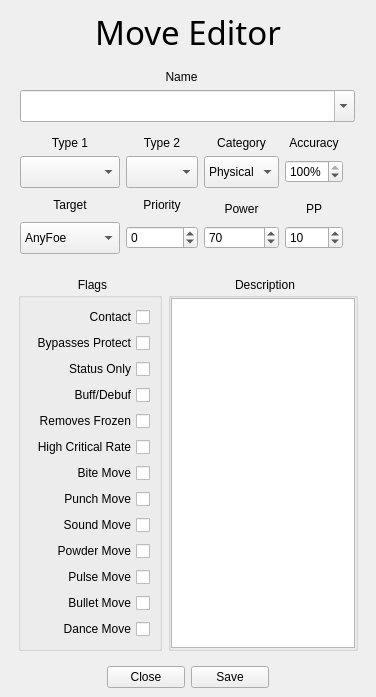
Before: the Qt Designer form moves/design.ui in LyonSyonII/Pokemon-GUI-Editors, drawn with Qt 5.
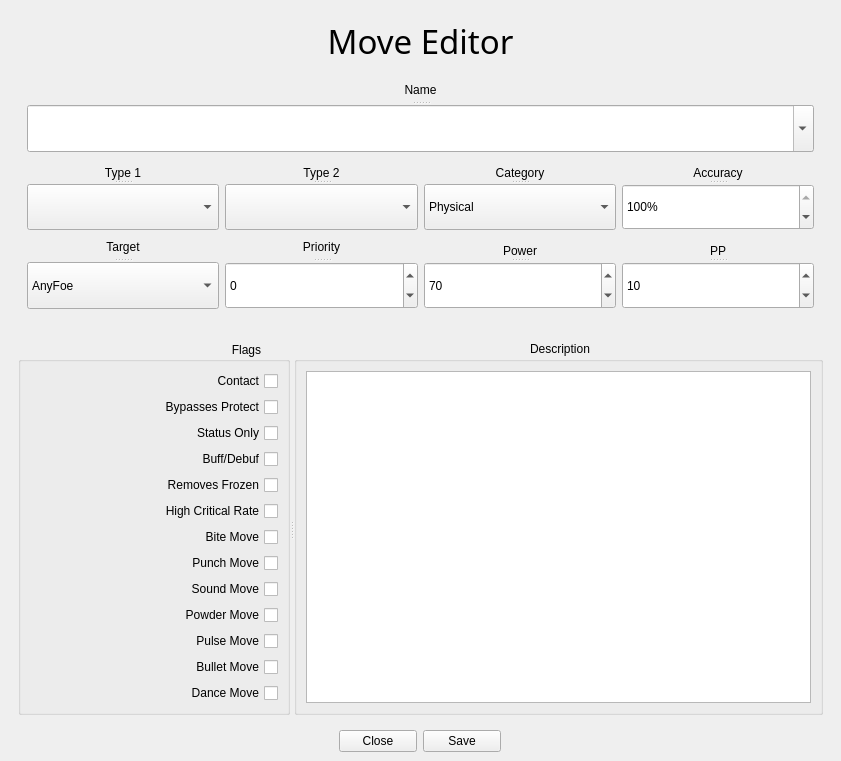
After: the same form once the commit is applied.

Patch:
```diff
--- a/moves/design.ui
+++ b/moves/design.ui
@@ -6,8 +6,8 @@
    <rect>
     <x>0</x>
     <y>0</y>
-    <width>376</width>
-    <height>697</height>
+    <width>841</width>
+    <height>761</height>
    </rect>
   </property>
   <property name="minimumSize">
@@ -16,12 +16,6 @@
     <height>697</height>
    </size>
   </property>
-  <property name="maximumSize">
-   <size>
-    <width>376</width>
-    <height>697</height>
-   </size>
-  </property>
   <property name="windowTitle">
    <string>MainWindow</string>
   </property>
@@ -29,6 +23,15 @@
    <bool>false</bool>
   </property>
   <widget class="QWidget" name="centralwidget">
+   <layout class="QVBoxLayout" name="verticalLayout_12">
+    <item>
+     <widget class="QWidget" name="widget" native="true">
+      <property name="maximumSize">
+       <size>
+        <width>16777215</width>
+        <height>370</height>
+       </size>
+      </property>
    <layout class="QVBoxLayout" name="verticalLayout_2">
     <item>
      <widget class="QLabel" name="ATitle">
@@ -38,6 +41,12 @@
         <verstretch>0</verstretch>
        </sizepolicy>
       </property>
+         <property name="maximumSize">
+          <size>
+           <width>16777215</width>
+           <height>50</height>
+          </size>
+         </property>
       <property name="font">
        <font>
         <family>Neo Euler</family>
@@ -52,8 +61,8 @@
       </property>
      </widget>
     </item>
-    <item alignment="Qt::AlignHCenter">
-     <widget class="QWidget" name="widget" native="true">
+       <item>
+        <widget class="QWidget" name="fields" native="true">
       <property name="sizePolicy">
        <sizepolicy hsizetype="Preferred" vsizetype="Preferred">
         <horstretch>0</horstretch>
@@ -61,63 +70,17 @@
        </sizepolicy>
       </property>
       <layout class="QGridLayout" name="gridLayout">
-       <property name="leftMargin">
-        <number>0</number>
-       </property>
-       <property name="rightMargin">
-        <number>0</number>
-       </property>
-       <item row="3" column="0">
-        <widget class="QLabel" name="label_2">
-         <property name="minimumSize">
-          <size>
-           <width>0</width>
-           <height>22</height>
-          </size>
-         </property>
+          <item row="1" column="2">
+           <widget class="QSplitter" name="splitter_9">
          <property name="maximumSize">
           <size>
            <width>16777215</width>
-           <height>22</height>
-          </size>
-         </property>
-         <property name="text">
-          <string>Type 1</string>
-         </property>
-         <property name="alignment">
-          <set>Qt::AlignBottom|Qt::AlignHCenter</set>
-         </property>
-        </widget>
-       </item>
-       <item row="4" column="1">
-        <widget class="QComboBox" name="type2">
-         <property name="sizePolicy">
-          <sizepolicy hsizetype="Preferred" vsizetype="Fixed">
-           <horstretch>0</horstretch>
-           <verstretch>0</verstretch>
-          </sizepolicy>
-         </property>
-         <property name="minimumSize">
-          <size>
-           <width>0</width>
-           <height>32</height>
-          </size>
-         </property>
-         <property name="toolTip">
-          <string>&lt;html&gt;&lt;head/&gt;&lt;body&gt;&lt;p&gt;First Type&lt;/p&gt;&lt;/body&gt;&lt;/html&gt;</string>
-         </property>
-         <property name="currentIndex">
-          <number>-1</number>
-         </property>
-         <property name="placeholderText">
-          <string>None</string>
-         </property>
-         <property name="duplicatesEnabled">
-          <bool>false</bool>
-         </property>
-        </widget>
-       </item>
-       <item row="3" column="2">
+              <height>73</height>
+             </size>
+            </property>
+            <property name="orientation">
+             <enum>Qt::Vertical</enum>
+            </property>
         <widget class="QLabel" name="label_5">
          <property name="minimumSize">
           <size>
@@ -138,9 +101,7 @@
           <set>Qt::AlignBottom|Qt::AlignHCenter</set>
          </property>
         </widget>
-       </item>
-       <item row="4" column="0">
-        <widget class="QComboBox" name="type1">
+            <widget class="QComboBox" name="combo_category">
          <property name="sizePolicy">
           <sizepolicy hsizetype="Preferred" vsizetype="Fixed">
            <horstretch>0</horstretch>
@@ -153,41 +114,115 @@
            <height>32</height>
           </size>
          </property>
-         <property name="toolTip">
-          <string>&lt;html&gt;&lt;head/&gt;&lt;body&gt;&lt;p&gt;First Type&lt;/p&gt;&lt;/body&gt;&lt;/html&gt;</string>
-         </property>
-         <property name="currentIndex">
-          <number>-1</number>
-         </property>
-         <property name="placeholderText">
-          <string>None</string>
-         </property>
-        </widget>
-       </item>
-       <item row="4" column="3">
-        <widget class="QSpinBox" name="accuracy">
+             <property name="maximumSize">
+              <size>
+               <width>16777215</width>
+               <height>50</height>
+              </size>
+             </property>
+             <property name="sizeAdjustPolicy">
+              <enum>QComboBox::AdjustToContents</enum>
+             </property>
+             <item>
+              <property name="text">
+               <string>Physical</string>
+              </property>
+             </item>
+             <item>
+              <property name="text">
+               <string>Special</string>
+              </property>
+             </item>
+             <item>
+              <property name="text">
+               <string>Status</string>
+              </property>
+             </item>
+            </widget>
+           </widget>
+          </item>
+          <item row="2" column="3">
+           <widget class="QSplitter" name="splitter_7">
+            <property name="maximumSize">
+             <size>
+              <width>16777215</width>
+              <height>73</height>
+             </size>
+            </property>
+            <property name="orientation">
+             <enum>Qt::Vertical</enum>
+            </property>
+            <widget class="QLabel" name="label_6">
+             <property name="minimumSize">
+              <size>
+               <width>0</width>
+               <height>22</height>
+              </size>
+             </property>
+             <property name="maximumSize">
+              <size>
+               <width>16777215</width>
+               <height>22</height>
+              </size>
+             </property>
+             <property name="text">
+              <string>PP</string>
+             </property>
+             <property name="alignment">
+              <set>Qt::AlignBottom|Qt::AlignHCenter</set>
+             </property>
+            </widget>
+            <widget class="QSpinBox" name="spin_pp">
          <property name="sizePolicy">
           <sizepolicy hsizetype="Preferred" vsizetype="Fixed">
            <horstretch>0</horstretch>
            <verstretch>0</verstretch>
           </sizepolicy>
          </property>
-         <property name="suffix">
-          <string>%</string>
-         </property>
-         <property name="maximum">
-          <number>100</number>
-         </property>
-         <property name="singleStep">
-          <number>10</number>
+             <property name="maximumSize">
+              <size>
+               <width>16777215</width>
+               <height>50</height>
+              </size>
          </property>
          <property name="value">
-          <number>100</number>
-         </property>
-        </widget>
-       </item>
-       <item row="1" column="0" colspan="6">
-        <widget class="QComboBox" name="name">
+              <number>10</number>
+             </property>
+            </widget>
+           </widget>
+          </item>
+          <item row="0" column="0" colspan="4">
+           <widget class="QSplitter" name="splitter_3">
+            <property name="maximumSize">
+             <size>
+              <width>16777215</width>
+              <height>73</height>
+             </size>
+            </property>
+            <property name="orientation">
+             <enum>Qt::Vertical</enum>
+            </property>
+            <widget class="QLabel" name="label_3">
+             <property name="minimumSize">
+              <size>
+               <width>0</width>
+               <height>22</height>
+              </size>
+             </property>
+             <property name="maximumSize">
+              <size>
+               <width>16777215</width>
+               <height>22</height>
+              </size>
+             </property>
+             <property name="text">
+              <string>Name</string>
+             </property>
+             <property name="alignment">
+              <set>Qt::AlignCenter</set>
+             </property>
+            </widget>
+            <widget class="QComboBox" name="combo_name">
          <property name="minimumSize">
           <size>
            <width>150</width>
@@ -197,7 +232,7 @@
          <property name="maximumSize">
           <size>
            <width>16777215</width>
-           <height>32</height>
+               <height>50</height>
           </size>
          </property>
          <property name="editable">
@@ -207,52 +242,19 @@
           <string>Name</string>
          </property>
         </widget>
-       </item>
-       <item row="5" column="0">
-        <widget class="QLabel" name="label_9">
-         <property name="minimumSize">
-          <size>
-           <width>0</width>
-           <height>22</height>
-          </size>
-         </property>
-         <property name="maximumSize">
-          <size>
-           <width>16777215</width>
-           <height>22</height>
-          </size>
-         </property>
-         <property name="text">
-          <string>Target</string>
-         </property>
-         <property name="alignment">
-          <set>Qt::AlignCenter</set>
-         </property>
-        </widget>
-       </item>
-       <item row="5" column="1">
-        <widget class="QLabel" name="label_10">
-         <property name="minimumSize">
-          <size>
-           <width>0</width>
-           <height>22</height>
-          </size>
-         </property>
+           </widget>
+          </item>
+          <item row="1" column="1">
+           <widget class="QSplitter" name="splitter">
          <property name="maximumSize">
           <size>
            <width>16777215</width>
-           <height>22</height>
-          </size>
-         </property>
-         <property name="text">
-          <string>Priority</string>
-         </property>
-         <property name="alignment">
-          <set>Qt::AlignCenter</set>
-         </property>
-        </widget>
-       </item>
-       <item row="3" column="1">
+              <height>73</height>
+             </size>
+            </property>
+            <property name="orientation">
+             <enum>Qt::Vertical</enum>
+            </property>
         <widget class="QLabel" name="label_4">
          <property name="minimumSize">
           <size>
@@ -273,53 +275,7 @@
           <set>Qt::AlignBottom|Qt::AlignHCenter</set>
          </property>
         </widget>
-       </item>
-       <item row="3" column="3">
-        <widget class="QLabel" name="label_7">
-         <property name="minimumSize">
-          <size>
-           <width>0</width>
-           <height>22</height>
-          </size>
-         </property>
-         <property name="maximumSize">
-          <size>
-           <width>16777215</width>
-           <height>22</height>
-          </size>
-         </property>
-         <property name="text">
-          <string>Accuracy</string>
-         </property>
-         <property name="alignment">
-          <set>Qt::AlignBottom|Qt::AlignHCenter</set>
-         </property>
-        </widget>
-       </item>
-       <item row="5" column="2">
-        <widget class="QLabel" name="label">
-         <property name="minimumSize">
-          <size>
-           <width>0</width>
-           <height>22</height>
-          </size>
-         </property>
-         <property name="maximumSize">
-          <size>
-           <width>16777215</width>
-           <height>22</height>
-          </size>
-         </property>
-         <property name="text">
-          <string>Power</string>
-         </property>
-         <property name="alignment">
-          <set>Qt::AlignBottom|Qt::AlignHCenter</set>
-         </property>
-        </widget>
-       </item>
-       <item row="4" column="2">
-        <widget class="QComboBox" name="category">
+            <widget class="QComboBox" name="combo_type2">
          <property name="sizePolicy">
           <sizepolicy hsizetype="Preferred" vsizetype="Fixed">
            <horstretch>0</horstretch>
@@ -332,34 +288,80 @@
            <height>32</height>
           </size>
          </property>
-         <item>
-          <property name="text">
-           <string>Physical</string>
-          </property>
-         </item>
-         <item>
-          <property name="text">
-           <string>Special</string>
-          </property>
-         </item>
-         <item>
+             <property name="maximumSize">
+              <size>
+               <width>16777215</width>
+               <height>50</height>
+              </size>
+             </property>
+             <property name="toolTip">
+              <string>&lt;html&gt;&lt;head/&gt;&lt;body&gt;&lt;p&gt;First Type&lt;/p&gt;&lt;/body&gt;&lt;/html&gt;</string>
+             </property>
+             <property name="currentIndex">
+              <number>-1</number>
+             </property>
+             <property name="sizeAdjustPolicy">
+              <enum>QComboBox::AdjustToContents</enum>
+             </property>
+             <property name="placeholderText">
+              <string>None</string>
+             </property>
+             <property name="duplicatesEnabled">
+              <bool>false</bool>
+             </property>
+            </widget>
+           </widget>
+          </item>
+          <item row="2" column="0">
+           <widget class="QSplitter" name="splitter_4">
+            <property name="maximumSize">
+             <size>
+              <width>16777215</width>
+              <height>73</height>
+             </size>
+            </property>
+            <property name="orientation">
+             <enum>Qt::Vertical</enum>
+            </property>
+            <widget class="QLabel" name="label_9">
+             <property name="minimumSize">
+              <size>
+               <width>0</width>
+               <height>22</height>
+              </size>
+             </property>
+             <property name="maximumSize">
+              <size>
+               <width>16777215</width>
+               <height>22</height>
+              </size>
+             </property>
           <property name="text">
-           <string>Status</string>
-          </property>
-         </item>
-        </widget>
-       </item>
-       <item row="6" column="0">
-        <widget class="QComboBox" name="target">
+              <string>Target</string>
+             </property>
+             <property name="alignment">
+              <set>Qt::AlignCenter</set>
+             </property>
+            </widget>
+            <widget class="QComboBox" name="combo_target">
          <property name="minimumSize">
           <size>
            <width>100</width>
            <height>32</height>
           </size>
          </property>
+             <property name="maximumSize">
+              <size>
+               <width>16777215</width>
+               <height>50</height>
+              </size>
+             </property>
          <property name="currentIndex">
           <number>2</number>
          </property>
+             <property name="sizeAdjustPolicy">
+              <enum>QComboBox::AdjustToContents</enum>
+             </property>
          <item>
           <property name="text">
            <string>Automatic</string>
@@ -376,15 +378,52 @@
           </property>
          </item>
         </widget>
-       </item>
-       <item row="6" column="1">
-        <widget class="QSpinBox" name="priority">
+           </widget>
+          </item>
+          <item row="2" column="1">
+           <widget class="QSplitter" name="splitter_5">
+            <property name="maximumSize">
+             <size>
+              <width>16777215</width>
+              <height>73</height>
+             </size>
+            </property>
+            <property name="orientation">
+             <enum>Qt::Vertical</enum>
+            </property>
+            <widget class="QLabel" name="label_10">
+             <property name="minimumSize">
+              <size>
+               <width>0</width>
+               <height>22</height>
+              </size>
+             </property>
+             <property name="maximumSize">
+              <size>
+               <width>16777215</width>
+               <height>22</height>
+              </size>
+             </property>
+             <property name="text">
+              <string>Priority</string>
+             </property>
+             <property name="alignment">
+              <set>Qt::AlignCenter</set>
+             </property>
+            </widget>
+            <widget class="QSpinBox" name="spin_priority">
          <property name="sizePolicy">
           <sizepolicy hsizetype="Preferred" vsizetype="Fixed">
            <horstretch>0</horstretch>
            <verstretch>0</verstretch>
           </sizepolicy>
          </property>
+             <property name="maximumSize">
+              <size>
+               <width>16777215</width>
+               <height>50</height>
+              </size>
+             </property>
          <property name="minimum">
           <number>-6</number>
          </property>
@@ -395,14 +434,116 @@
           <number>0</number>
          </property>
         </widget>
-       </item>
-       <item row="6" column="2">
-        <widget class="QSpinBox" name="power">
+           </widget>
+          </item>
+          <item row="1" column="0">
+           <widget class="QSplitter" name="splitter_2">
+            <property name="maximumSize">
+             <size>
+              <width>16777215</width>
+              <height>73</height>
+             </size>
+            </property>
+            <property name="orientation">
+             <enum>Qt::Vertical</enum>
+            </property>
+            <widget class="QLabel" name="label_2">
+             <property name="minimumSize">
+              <size>
+               <width>0</width>
+               <height>22</height>
+              </size>
+             </property>
+             <property name="maximumSize">
+              <size>
+               <width>16777215</width>
+               <height>22</height>
+              </size>
+             </property>
+             <property name="text">
+              <string>Type 1</string>
+             </property>
+             <property name="alignment">
+              <set>Qt::AlignBottom|Qt::AlignHCenter</set>
+             </property>
+            </widget>
+            <widget class="QComboBox" name="combo_type1">
          <property name="sizePolicy">
           <sizepolicy hsizetype="Preferred" vsizetype="Fixed">
            <horstretch>0</horstretch>
            <verstretch>0</verstretch>
           </sizepolicy>
+             </property>
+             <property name="minimumSize">
+              <size>
+               <width>0</width>
+               <height>32</height>
+              </size>
+             </property>
+             <property name="maximumSize">
+              <size>
+               <width>16777215</width>
+               <height>50</height>
+              </size>
+             </property>
+             <property name="toolTip">
+              <string>&lt;html&gt;&lt;head/&gt;&lt;body&gt;&lt;p&gt;First Type&lt;/p&gt;&lt;/body&gt;&lt;/html&gt;</string>
+             </property>
+             <property name="currentIndex">
+              <number>-1</number>
+             </property>
+             <property name="sizeAdjustPolicy">
+              <enum>QComboBox::AdjustToContents</enum>
+             </property>
+             <property name="placeholderText">
+              <string>None</string>
+             </property>
+            </widget>
+           </widget>
+          </item>
+          <item row="2" column="2">
+           <widget class="QSplitter" name="splitter_6">
+            <property name="maximumSize">
+             <size>
+              <width>16777215</width>
+              <height>73</height>
+             </size>
+            </property>
+            <property name="orientation">
+             <enum>Qt::Vertical</enum>
+            </property>
+            <widget class="QLabel" name="label">
+             <property name="minimumSize">
+              <size>
+               <width>0</width>
+               <height>22</height>
+              </size>
+             </property>
+             <property name="maximumSize">
+              <size>
+               <width>16777215</width>
+               <height>22</height>
+              </size>
+             </property>
+             <property name="text">
+              <string>Power</string>
+             </property>
+             <property name="alignment">
+              <set>Qt::AlignBottom|Qt::AlignHCenter</set>
+             </property>
+            </widget>
+            <widget class="QSpinBox" name="spin_power">
+             <property name="sizePolicy">
+              <sizepolicy hsizetype="Preferred" vsizetype="Fixed">
+               <horstretch>0</horstretch>
+               <verstretch>0</verstretch>
+              </sizepolicy>
+             </property>
+             <property name="maximumSize">
+              <size>
+               <width>16777215</width>
+               <height>50</height>
+              </size>
          </property>
          <property name="minimum">
           <number>0</number>
@@ -417,9 +558,20 @@
           <number>70</number>
          </property>
         </widget>
-       </item>
-       <item row="5" column="3">
-        <widget class="QLabel" name="label_6">
+           </widget>
+          </item>
+          <item row="1" column="3">
+           <widget class="QSplitter" name="splitter_8">
+            <property name="maximumSize">
+             <size>
+              <width>16777215</width>
+              <height>73</height>
+             </size>
+            </property>
+            <property name="orientation">
+             <enum>Qt::Vertical</enum>
+            </property>
+            <widget class="QLabel" name="label_7">
          <property name="minimumSize">
           <size>
            <width>0</width>
@@ -433,57 +585,65 @@
           </size>
          </property>
          <property name="text">
-          <string>PP</string>
+              <string>Accuracy</string>
          </property>
          <property name="alignment">
           <set>Qt::AlignBottom|Qt::AlignHCenter</set>
          </property>
         </widget>
-       </item>
-       <item row="6" column="3">
-        <widget class="QSpinBox" name="pp">
+            <widget class="QSpinBox" name="spin_accuracy">
          <property name="sizePolicy">
           <sizepolicy hsizetype="Preferred" vsizetype="Fixed">
            <horstretch>0</horstretch>
            <verstretch>0</verstretch>
           </sizepolicy>
          </property>
-         <property name="value">
+             <property name="maximumSize">
+              <size>
+               <width>16777215</width>
+               <height>50</height>
+              </size>
+             </property>
+             <property name="suffix">
+              <string>%</string>
+             </property>
+             <property name="maximum">
+              <number>100</number>
+             </property>
+             <property name="singleStep">
           <number>10</number>
          </property>
-        </widget>
-       </item>
-       <item row="0" column="0" colspan="4">
-        <widget class="QLabel" name="label_3">
-         <property name="text">
-          <string>Name</string>
-         </property>
-         <property name="alignment">
-          <set>Qt::AlignCenter</set>
-         </property>
+             <property name="value">
+              <number>100</number>
+             </property>
+            </widget>
+           </widget>
+          </item>
+         </layout>
         </widget>
        </item>
       </layout>
      </widget>
     </item>
-    <item alignment="Qt::AlignHCenter">
-     <widget class="QWidget" name="widget_2" native="true">
-      <property name="maximumSize">
-       <size>
-        <width>413</width>
-        <height>399</height>
-       </size>
-      </property>
+    <item>
+     <widget class="QWidget" name="flagsdescr" native="true">
       <property name="layoutDirection">
        <enum>Qt::LeftToRight</enum>
       </property>
       <layout class="QHBoxLayout" name="horizontalLayout_2">
        <item>
+        <widget class="QSplitter" name="splitter_10">
+         <property name="orientation">
+          <enum>Qt::Horizontal</enum>
+         </property>
+         <property name="opaqueResize">
+          <bool>false</bool>
+         </property>
         <widget class="QGroupBox" name="flagsBox">
          <property name="maximumSize">
           <size>
-           <width>151</width>
-           <height>397</height>
+            <width>300</width>
+            <height>16777215</height>
           </size>
          </property>
          <property name="layoutDirection">
@@ -491,15 +651,16 @@
          </property>
          <property name="styleSheet">
           <string notr="true">QGroupBox::title {
-    subcontrol-origin: margin;
-    subcontrol-position: top center; 
+    subcontrol-origin: padding;
+    left: 30px;
+    subcontrol-position: top left; 
 }</string>
          </property>
          <property name="title">
           <string>Flags</string>
          </property>
          <property name="alignment">
-          <set>Qt::AlignJustify|Qt::AlignTop</set>
+           <set>Qt::AlignRight|Qt::AlignTop|Qt::AlignTrailing</set>
          </property>
          <layout class="QVBoxLayout" name="verticalLayout">
           <item>
@@ -673,15 +834,7 @@
           </item>
          </layout>
         </widget>
-       </item>
-       <item>
         <widget class="QGroupBox" name="groupBox_2">
-         <property name="maximumSize">
-          <size>
-           <width>258</width>
-           <height>16777215</height>
-          </size>
-         </property>
          <property name="layoutDirection">
           <enum>Qt::LeftToRight</enum>
          </property>
@@ -700,26 +853,14 @@
          <property name="flat">
           <bool>true</bool>
          </property>
-         <layout class="QGridLayout" name="gridLayout_2">
-          <property name="leftMargin">
-           <number>0</number>
-          </property>
-          <property name="topMargin">
-           <number>0</number>
-          </property>
-          <property name="rightMargin">
-           <number>0</number>
-          </property>
-          <property name="bottomMargin">
-           <number>0</number>
-          </property>
-          <item row="0" column="0">
-           <widget class="QTextEdit" name="description">
-            <property name="maximumSize">
-             <size>
-              <width>620</width>
-              <height>371</height>
-             </size>
+          <layout class="QVBoxLayout" name="verticalLayout_3">
+           <item>
+            <widget class="QTextEdit" name="txtedit_description">
+             <property name="sizePolicy">
+              <sizepolicy hsizetype="Preferred" vsizetype="Preferred">
+               <horstretch>0</horstretch>
+               <verstretch>0</verstretch>
+              </sizepolicy>
             </property>
             <property name="layoutDirection">
              <enum>Qt::LeftToRight</enum>
@@ -731,12 +872,13 @@
           </item>
          </layout>
         </widget>
+        </widget>
        </item>
       </layout>
      </widget>
     </item>
     <item alignment="Qt::AlignHCenter">
-     <widget class="QWidget" name="widget" native="true">
+     <widget class="QWidget" name="saveclose" native="true">
       <property name="sizePolicy">
        <sizepolicy hsizetype="Fixed" vsizetype="Fixed">
         <horstretch>0</horstretch>
```
Left out of the diff: 78 changed lines with no effect on the pictures. Lines whose indentation alone changed are shown as unchanged.
